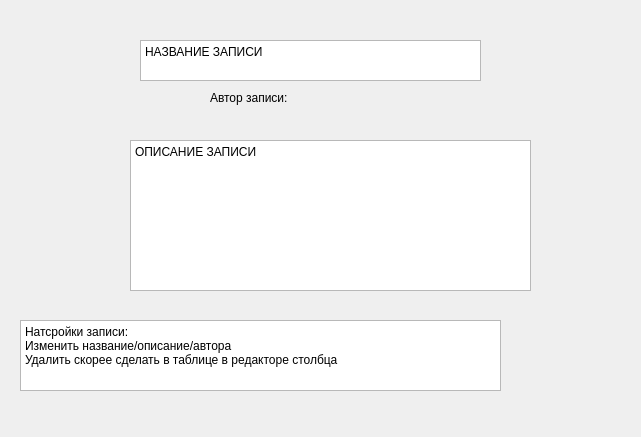
This is Users_Interfaces/REDACTOR_ZAPIS_TEST.ui in FREDY129053/Tasks-Table as Qt 5 draws it before an edit. The edited form follows.
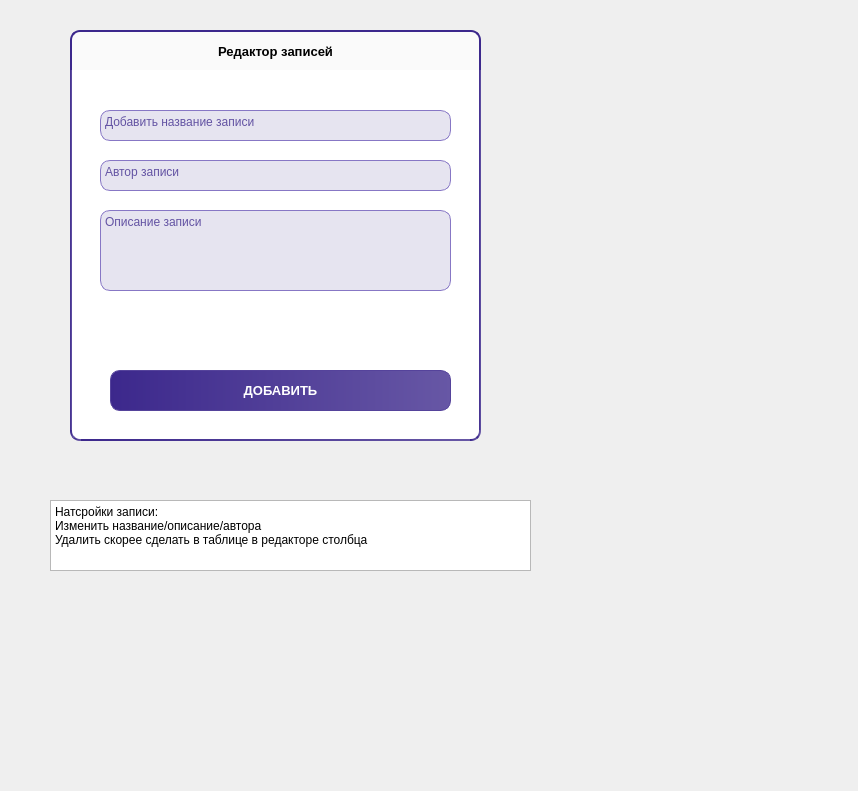
This is the edited form.

Commit message:
Редакторы записей и столбцов
Neighbors heard me yelling
 "QTDesigner, fvk me all night" (All night)

What changed in the file:
```diff
--- a/Users_Interfaces/REDACTOR_ZAPIS_TEST.ui
+++ b/Users_Interfaces/REDACTOR_ZAPIS_TEST.ui
@@ -6,72 +6,18 @@
    <rect>
     <x>0</x>
     <y>0</y>
-    <width>641</width>
-    <height>437</height>
+    <width>858</width>
+    <height>791</height>
    </rect>
   </property>
   <property name="windowTitle">
    <string>Form</string>
   </property>
-  <widget class="QTextEdit" name="textEdit">
-   <property name="geometry">
-    <rect>
-     <x>140</x>
-     <y>40</y>
-     <width>341</width>
-     <height>41</height>
-    </rect>
-   </property>
-   <property name="html">
-    <string>&lt;!DOCTYPE HTML PUBLIC &quot;-//W3C//DTD HTML 4.0//EN&quot; &quot;http://www.w3.org/TR/REC-html40/strict.dtd&quot;&gt;
-&lt;html&gt;&lt;head&gt;&lt;meta name=&quot;qrichtext&quot; content=&quot;1&quot; /&gt;&lt;meta charset=&quot;utf-8&quot; /&gt;&lt;style type=&quot;text/css&quot;&gt;
-p, li { white-space: pre-wrap; }
-hr { height: 1px; border-width: 0; }
-li.unchecked::marker { content: &quot;\2610&quot;; }
-li.checked::marker { content: &quot;\2612&quot;; }
-&lt;/style&gt;&lt;/head&gt;&lt;body style=&quot; font-family:'Segoe UI'; font-size:9pt; font-weight:400; font-style:normal;&quot;&gt;
-&lt;p style=&quot; margin-top:0px; margin-bottom:0px; margin-left:0px; margin-right:0px; -qt-block-indent:0; text-indent:0px;&quot;&gt;НАЗВАНИЕ ЗАПИСИ&lt;/p&gt;
-&lt;p style=&quot;-qt-paragraph-type:empty; margin-top:0px; margin-bottom:0px; margin-left:0px; margin-right:0px; -qt-block-indent:0; text-indent:0px;&quot;&gt;&lt;br /&gt;&lt;/p&gt;&lt;/body&gt;&lt;/html&gt;</string>
-   </property>
-  </widget>
-  <widget class="QTextEdit" name="textEdit_2">
-   <property name="geometry">
-    <rect>
-     <x>130</x>
-     <y>140</y>
-     <width>401</width>
-     <height>151</height>
-    </rect>
-   </property>
-   <property name="html">
-    <string>&lt;!DOCTYPE HTML PUBLIC &quot;-//W3C//DTD HTML 4.0//EN&quot; &quot;http://www.w3.org/TR/REC-html40/strict.dtd&quot;&gt;
-&lt;html&gt;&lt;head&gt;&lt;meta name=&quot;qrichtext&quot; content=&quot;1&quot; /&gt;&lt;meta charset=&quot;utf-8&quot; /&gt;&lt;style type=&quot;text/css&quot;&gt;
-p, li { white-space: pre-wrap; }
-hr { height: 1px; border-width: 0; }
-li.unchecked::marker { content: &quot;\2610&quot;; }
-li.checked::marker { content: &quot;\2612&quot;; }
-&lt;/style&gt;&lt;/head&gt;&lt;body style=&quot; font-family:'Segoe UI'; font-size:9pt; font-weight:400; font-style:normal;&quot;&gt;
-&lt;p style=&quot; margin-top:0px; margin-bottom:0px; margin-left:0px; margin-right:0px; -qt-block-indent:0; text-indent:0px;&quot;&gt;ОПИСАНИЕ ЗАПИСИ&lt;/p&gt;&lt;/body&gt;&lt;/html&gt;</string>
-   </property>
-  </widget>
-  <widget class="QLabel" name="label">
-   <property name="geometry">
-    <rect>
-     <x>210</x>
-     <y>90</y>
-     <width>171</width>
-     <height>16</height>
-    </rect>
-   </property>
-   <property name="text">
-    <string>Автор записи:</string>
-   </property>
-  </widget>
   <widget class="QTextEdit" name="textEdit_3">
    <property name="geometry">
     <rect>
-     <x>20</x>
-     <y>320</y>
+     <x>50</x>
+     <y>500</y>
      <width>481</width>
      <height>71</height>
     </rect>
@@ -80,13 +26,265 @@
     <string>&lt;!DOCTYPE HTML PUBLIC &quot;-//W3C//DTD HTML 4.0//EN&quot; &quot;http://www.w3.org/TR/REC-html40/strict.dtd&quot;&gt;
 &lt;html&gt;&lt;head&gt;&lt;meta name=&quot;qrichtext&quot; content=&quot;1&quot; /&gt;&lt;meta charset=&quot;utf-8&quot; /&gt;&lt;style type=&quot;text/css&quot;&gt;
 p, li { white-space: pre-wrap; }
-hr { height: 1px; border-width: 0; }
-li.unchecked::marker { content: &quot;\2610&quot;; }
-li.checked::marker { content: &quot;\2612&quot;; }
 &lt;/style&gt;&lt;/head&gt;&lt;body style=&quot; font-family:'Segoe UI'; font-size:9pt; font-weight:400; font-style:normal;&quot;&gt;
 &lt;p style=&quot; margin-top:0px; margin-bottom:0px; margin-left:0px; margin-right:0px; -qt-block-indent:0; text-indent:0px;&quot;&gt;Натсройки записи:&lt;br /&gt;Изменить название/описание/автора&lt;br /&gt;Удалить скорее сделать в таблице в редакторе столбца&lt;/p&gt;&lt;/body&gt;&lt;/html&gt;</string>
    </property>
   </widget>
+  <widget class="QLabel" name="label_2">
+   <property name="geometry">
+    <rect>
+     <x>70</x>
+     <y>30</y>
+     <width>411</width>
+     <height>40</height>
+    </rect>
+   </property>
+   <property name="layoutDirection">
+    <enum>Qt::LeftToRight</enum>
+   </property>
+   <property name="styleSheet">
+    <string notr="true">background-color: rgb(250, 250, 250);
+border-right: 2px solid #3C288C;
+border-top: 2px solid #3C288C;
+border-left: 2px solid #3C288C;
+font-family: 'Work Sans';
+font-style: normal;
+font-weight: 600;
+font-size: 13px;
+
+line-height: 13px;
+border-top-right-radius: 10px;
+border-top-left-radius: 10px;</string>
+   </property>
+   <property name="text">
+    <string>Редактор записей</string>
+   </property>
+   <property name="alignment">
+    <set>Qt::AlignCenter</set>
+   </property>
+  </widget>
+  <widget class="QFrame" name="frame">
+   <property name="geometry">
+    <rect>
+     <x>70</x>
+     <y>70</y>
+     <width>411</width>
+     <height>371</height>
+    </rect>
+   </property>
+   <property name="autoFillBackground">
+    <bool>false</bool>
+   </property>
+   <property name="styleSheet">
+    <string notr="true">background: #FFFFFF;
+border-bottom-right-radius: 10px;
+border-bottom-left-radius: 10px;
+border-width: 0px 2px 2px 2px;
+border-style: solid;
+border-color: qlineargradient( x1:0, y1:0, x2:1, y2:0, stop:0 #3C288C, stop:1 #6757A5);</string>
+   </property>
+   <property name="frameShape">
+    <enum>QFrame::StyledPanel</enum>
+   </property>
+   <property name="frameShadow">
+    <enum>QFrame::Raised</enum>
+   </property>
+   <widget class="QLabel" name="status">
+    <property name="geometry">
+     <rect>
+      <x>40</x>
+      <y>250</y>
+      <width>341</width>
+      <height>31</height>
+     </rect>
+    </property>
+    <property name="styleSheet">
+     <string notr="true">font-family: 'Work Sans';
+font-style: normal;
+font-weight: 400;
+font-size: 11px;
+line-height: 13px;
+
+border: none;
+
+color: #B1343C;
+background-color: #fff;
+
+border-color: 0;</string>
+    </property>
+    <property name="text">
+     <string/>
+    </property>
+    <property name="alignment">
+     <set>Qt::AlignCenter</set>
+    </property>
+   </widget>
+   <widget class="QPushButton" name="registration_btn">
+    <property name="geometry">
+     <rect>
+      <x>40</x>
+      <y>300</y>
+      <width>341</width>
+      <height>41</height>
+     </rect>
+    </property>
+    <property name="styleSheet">
+     <string notr="true">QPushButton{
+	background-color: qlineargradient( x1:0, y1:0, x2:1, y2:0, stop:0 #3C288C, stop:1 #6757A5);
+	border: 1px solid #55439B;
+	border-radius: 10px;
+
+	font-family: 'Work Sans';
+	font-style: normal;
+	font-weight: 700;
+	font-size: 13px;
+	line-height: 13px;
+
+	color: #FFFFFF;
+	transition: background-color 0.3s linear;
+}
+
+QPushButton:hover{
+	background-color: qlineargradient( x1:0, y1:0, x2:1, y2:0, stop:0 #6452AE, stop:1 #8678BE);
+	
+}
+
+</string>
+    </property>
+    <property name="text">
+     <string>ДОБАВИТЬ</string>
+    </property>
+   </widget>
+   <widget class="QTextEdit" name="textEdit_4">
+    <property name="geometry">
+     <rect>
+      <x>30</x>
+      <y>40</y>
+      <width>351</width>
+      <height>31</height>
+     </rect>
+    </property>
+    <property name="styleSheet">
+     <string notr="true">QTextEdit{
+	background: #E6E4F0;
+	border: 1px solid #8777C5;
+	box-shadow: 0px 1.23485px 12px rgba(0, 0, 0, 0.25);
+	border-radius: 10px;
+
+	font-family: 'Work Sans';
+font-style: normal;
+font-weight: 600;
+font-size: 13px;
+line-height: 13px;
+
+
+color: #6353A3;
+}
+
+QTextEdit:focus {
+	border: 1px solid #55439B;
+	background: #F3F2FA;
+}
+
+::placeholder {
+ color: red;
+}</string>
+    </property>
+    <property name="html">
+     <string>&lt;!DOCTYPE HTML PUBLIC &quot;-//W3C//DTD HTML 4.0//EN&quot; &quot;http://www.w3.org/TR/REC-html40/strict.dtd&quot;&gt;
+&lt;html&gt;&lt;head&gt;&lt;meta name=&quot;qrichtext&quot; content=&quot;1&quot; /&gt;&lt;meta charset=&quot;utf-8&quot; /&gt;&lt;style type=&quot;text/css&quot;&gt;
+p, li { white-space: pre-wrap; }
+&lt;/style&gt;&lt;/head&gt;&lt;body style=&quot; font-family:'Work Sans'; font-size:13px; font-weight:600; font-style:normal;&quot;&gt;
+&lt;p style=&quot; margin-top:0px; margin-bottom:0px; margin-left:0px; margin-right:0px; -qt-block-indent:0; text-indent:0px;&quot;&gt;&lt;span style=&quot; font-family:'Segoe UI'; font-size:9pt; font-weight:400;&quot;&gt;Добавить название записи&lt;/span&gt;&lt;/p&gt;&lt;/body&gt;&lt;/html&gt;</string>
+    </property>
+   </widget>
+   <widget class="QTextEdit" name="textEdit_5">
+    <property name="geometry">
+     <rect>
+      <x>30</x>
+      <y>140</y>
+      <width>351</width>
+      <height>81</height>
+     </rect>
+    </property>
+    <property name="styleSheet">
+     <string notr="true">QTextEdit{
+	background: #E6E4F0;
+	border: 1px solid #8777C5;
+	box-shadow: 0px 1.23485px 12px rgba(0, 0, 0, 0.25);
+	border-radius: 10px;
+
+	font-family: 'Work Sans';
+font-style: normal;
+font-weight: 600;
+font-size: 13px;
+line-height: 13px;
+
+
+color: #6353A3;
+}
+
+QTextEdit:focus {
+	border: 1px solid #55439B;
+	background: #F3F2FA;
+}
+
+::placeholder {
+ color: red;
+}</string>
+    </property>
+    <property name="html">
+     <string>&lt;!DOCTYPE HTML PUBLIC &quot;-//W3C//DTD HTML 4.0//EN&quot; &quot;http://www.w3.org/TR/REC-html40/strict.dtd&quot;&gt;
+&lt;html&gt;&lt;head&gt;&lt;meta name=&quot;qrichtext&quot; content=&quot;1&quot; /&gt;&lt;meta charset=&quot;utf-8&quot; /&gt;&lt;style type=&quot;text/css&quot;&gt;
+p, li { white-space: pre-wrap; }
+&lt;/style&gt;&lt;/head&gt;&lt;body style=&quot; font-family:'Work Sans'; font-size:13px; font-weight:600; font-style:normal;&quot;&gt;
+&lt;p style=&quot; margin-top:0px; margin-bottom:0px; margin-left:0px; margin-right:0px; -qt-block-indent:0; text-indent:0px;&quot;&gt;&lt;span style=&quot; font-family:'Segoe UI'; font-size:9pt; font-weight:400;&quot;&gt;Описание записи&lt;/span&gt;&lt;/p&gt;&lt;/body&gt;&lt;/html&gt;</string>
+    </property>
+   </widget>
+   <widget class="QTextEdit" name="textEdit_6">
+    <property name="geometry">
+     <rect>
+      <x>30</x>
+      <y>90</y>
+      <width>351</width>
+      <height>31</height>
+     </rect>
+    </property>
+    <property name="styleSheet">
+     <string notr="true">QTextEdit{
+	background: #E6E4F0;
+	border: 1px solid #8777C5;
+	box-shadow: 0px 1.23485px 12px rgba(0, 0, 0, 0.25);
+	border-radius: 10px;
+
+	font-family: 'Work Sans';
+font-style: normal;
+font-weight: 600;
+font-size: 13px;
+line-height: 13px;
+
+
+color: #6353A3;
+}
+
+QTextEdit:focus {
+	border: 1px solid #55439B;
+	background: #F3F2FA;
+}
+
+::placeholder {
+ color: red;
+}</string>
+    </property>
+    <property name="html">
+     <string>&lt;!DOCTYPE HTML PUBLIC &quot;-//W3C//DTD HTML 4.0//EN&quot; &quot;http://www.w3.org/TR/REC-html40/strict.dtd&quot;&gt;
+&lt;html&gt;&lt;head&gt;&lt;meta name=&quot;qrichtext&quot; content=&quot;1&quot; /&gt;&lt;meta charset=&quot;utf-8&quot; /&gt;&lt;style type=&quot;text/css&quot;&gt;
+p, li { white-space: pre-wrap; }
+&lt;/style&gt;&lt;/head&gt;&lt;body style=&quot; font-family:'Work Sans'; font-size:13px; font-weight:600; font-style:normal;&quot;&gt;
+&lt;p style=&quot; margin-top:0px; margin-bottom:0px; margin-left:0px; margin-right:0px; -qt-block-indent:0; text-indent:0px;&quot;&gt;&lt;span style=&quot; font-family:'Segoe UI'; font-size:9pt; font-weight:400;&quot;&gt;Автор записи&lt;/span&gt;&lt;/p&gt;&lt;/body&gt;&lt;/html&gt;</string>
+    </property>
+   </widget>
+  </widget>
  </widget>
  <resources/>
  <connections/>
```
The commit also changes 1 other file.
